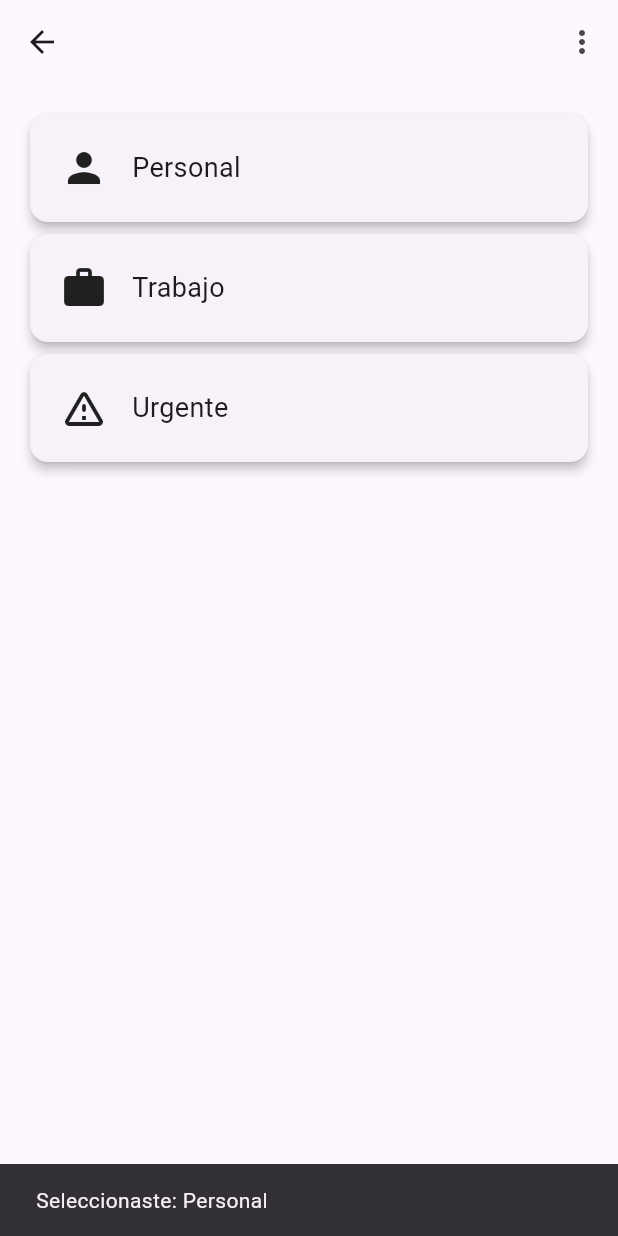
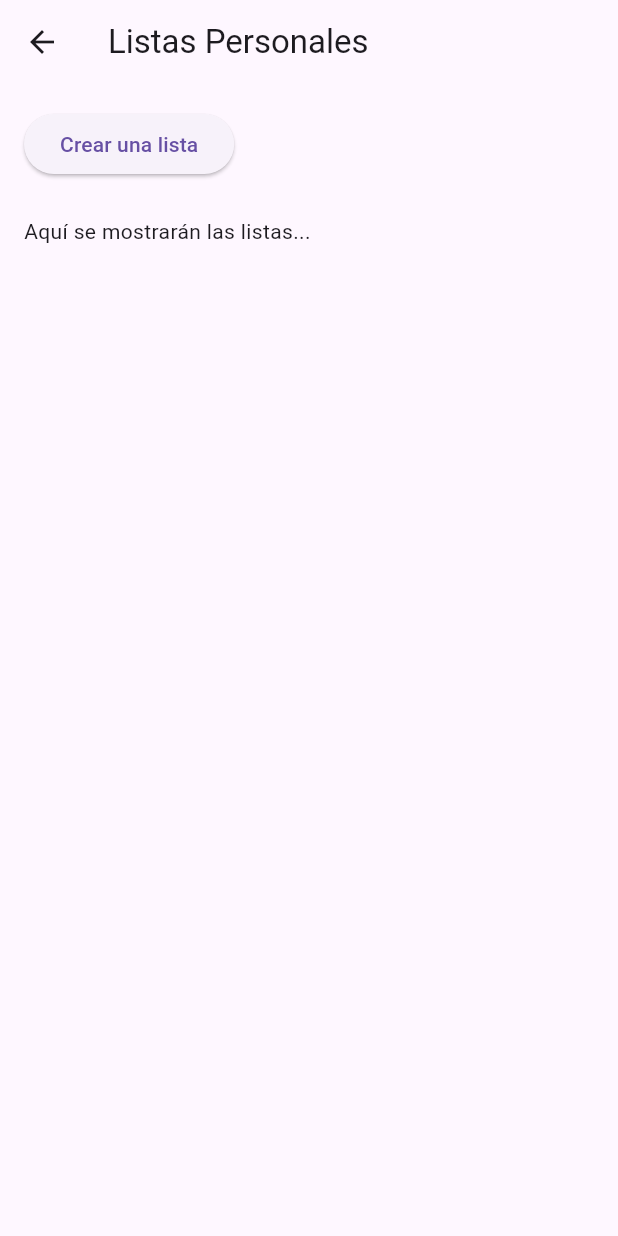
Before and after one commit to MarbeniX/DAMN_Front, a Flutter app: the HomeScreen screen opened by its route, after a tap on "Personal", on a phone screen of 412 x 824 dp. Run offline on Flutter 3.47's test engine with Material 3 defaults, Android fonts, the phone set to English and light mode, and no system bars; our stand-ins replace jwt_decoder, shared_preferences; accounts and stored records are empty.

Commit message:
Crear listas

```diff
--- a/lib/main.dart
+++ b/lib/main.dart
@@ -7,6 +7,9 @@ import 'screens/auth/confirm_account_screen.dart';
 import 'screens/auth/validate_token_screen.dart';
 import 'screens/auth/reset_password_screen.dart';
 import 'screens/app/home.dart';
+import 'screens/app//personal_lists_screen.dart';
+import 'screens/app/work_lists_screen.dart';
+import 'screens/app/urgent_lists_screen.dart';
 
 void main() {
   runApp(const MyApp());
@@ -32,6 +35,9 @@ class MyApp extends StatelessWidget {
         '/validate-token': (context) => const ValidateTokenScreen(),
         '/reset-password': (context) => const ResetPasswordScreen(),
         '/home': (context) => const HomeScreen(),
+        '/personal': (context) => const PersonalListsScreen(),
+        '/work': (context) => const WorkListsScreen(),
+        '/urgent': (context) => const UrgentListsScreen(),
       },
     );
   }
--- a/lib/screens/app/home.dart
+++ b/lib/screens/app/home.dart
@@ -39,9 +39,21 @@ class _HomeScreenState extends State<HomeScreen> {
   }
 
   void _handleCategoryTap(String category) {
-    ScaffoldMessenger.of(context).showSnackBar(
-      SnackBar(content: Text('Seleccionaste: $category')),
-    );
+    switch (category.toLowerCase()) {
+      case 'personal':
+        Navigator.pushNamed(context, '/personal');
+        break;
+      case 'trabajo':
+        Navigator.pushNamed(context, '/work');
+        break;
+      case 'urgente':
+        Navigator.pushNamed(context, '/urgent');
+        break;
+      default:
+        ScaffoldMessenger.of(context).showSnackBar(
+          SnackBar(content: Text('Categoría no reconocida: $category')),
+        );
+    }
   }
 
   Widget _buildCategoryCard(String title, IconData icon) {
--- /dev/null
+++ b/lib/screens/app/personal_lists_screen.dart
@@ -0,0 +1,24 @@
+import 'package:flutter/material.dart';
+import 'package:client/widgets/create_list_form.dart';
+
+class PersonalListsScreen extends StatelessWidget {
+  const PersonalListsScreen({super.key});
+
+  @override
+  Widget build(BuildContext context) {
+    return Scaffold(
+      appBar: AppBar(title: const Text('Listas Personales')),
+      body: Padding(
+        padding: const EdgeInsets.all(16),
+        child: Column(
+          crossAxisAlignment: CrossAxisAlignment.start,
+          children: const [
+            CreateListButton(),
+            SizedBox(height: 24),
+            Text('Aquí se mostrarán las listas...'),
+          ],
+        ),
+      ),
+    );
+  }
+}
--- /dev/null
+++ b/lib/screens/app/urgent_lists_screen.dart
@@ -0,0 +1,13 @@
+import 'package:flutter/material.dart';
+
+class UrgentListsScreen extends StatelessWidget {
+  const UrgentListsScreen({super.key});
+
+  @override
+  Widget build(BuildContext context) {
+    return Scaffold(
+      appBar: AppBar(title: const Text('Listas Personales')),
+      body: const Center(child: Text('Aquí van las listas personales')),
+    );
+  }
+}
--- /dev/null
+++ b/lib/screens/app/work_lists_screen.dart
@@ -0,0 +1,13 @@
+import 'package:flutter/material.dart';
+
+class WorkListsScreen extends StatelessWidget {
+  const WorkListsScreen({super.key});
+
+  @override
+  Widget build(BuildContext context) {
+    return Scaffold(
+      appBar: AppBar(title: const Text('Listas Personales')),
+      body: const Center(child: Text('Aquí van las listas personales')),
+    );
+  }
+}
```
Also changed, not shown: lib/widgets/create_list_form.dart (added, +131 -0 lines).
